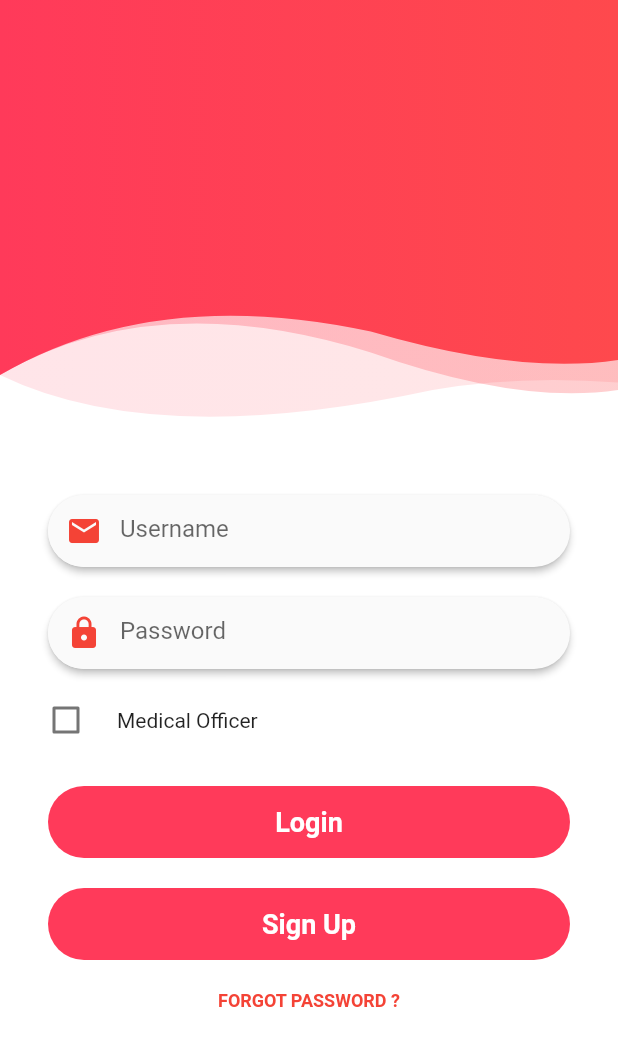
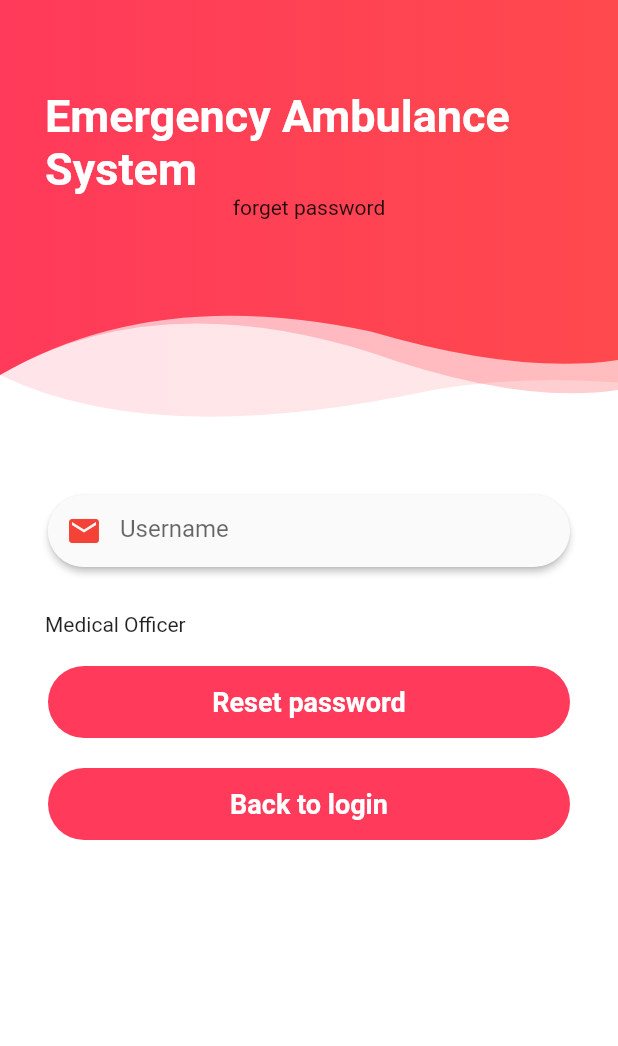
Before and after one commit to dulajdanu/sos-ambulance, a Flutter app: the screen it shows after launch, after a tap on "FORGOT PASSWORD ?", on a phone screen of 412 x 824 dp. Shown: the top 1046 px of the screen. Run offline on Flutter 3.47's test engine with Material 2 defaults, Android fonts, the phone set to English and light mode, and no system bars; our stand-ins replace cloud_firestore, firebase_auth, shared_preferences; accounts and stored records are empty.

Commit message:
forget password ui completed

```diff
--- a/lib/ui/LoginPage.dart
+++ b/lib/ui/LoginPage.dart
@@ -3,6 +3,7 @@
  * profile: https://github.com/sudeepthapa
   */
 import 'package:flutter/material.dart';
+import 'package:sos/ui/forgetPassword.dart';
 import '../authentication.dart';
 
 class LoginSevenPage extends StatefulWidget {
@@ -125,7 +126,7 @@ class _LoginSevenPageState extends State<LoginSevenPage> {
   Widget build(BuildContext context) {
     if (pressed == false) {
       return Scaffold(
-          resizeToAvoidBottomInset: false,
+          resizeToAvoidBottomInset: true,
           backgroundColor: Colors.white,
           body: Stack(
             children: <Widget>[
@@ -136,7 +137,7 @@ class _LoginSevenPageState extends State<LoginSevenPage> {
           ));
     } else {
       return Scaffold(
-        resizeToAvoidBottomInset: false,
+        resizeToAvoidBottomInset: true,
         backgroundColor: Colors.white,
         body: Stack(
           children: <Widget>[
@@ -230,13 +231,22 @@ class _LoginSevenPageState extends State<LoginSevenPage> {
                       SizedBox(
                         height: 20,
                       ),
-                      // Text(
-                      //   "Ebony Holdings",
-                      //   style: TextStyle(
-                      //       color: Colors.white,
-                      //       fontWeight: FontWeight.w700,
-                      //       fontSize: 30),
-                      // ),
+                      Padding(
+                        padding: const EdgeInsets.only(left: 30, right: 10),
+                        child: Text(
+                          "Emergency Ambulance System",
+                          style: TextStyle(
+                              color: Colors.white,
+                              fontWeight: FontWeight.w700,
+                              fontSize: 30),
+                        ),
+                      ),
+                      Center(
+                        child: Icon(
+                          Icons.local_hospital,
+                          size: 90,
+                        ),
+                      )
                     ],
                   ),
                   width: double.infinity,
@@ -385,10 +395,10 @@ class _LoginSevenPageState extends State<LoginSevenPage> {
           ),
           GestureDetector(
             onTap: () {
-              // Navigator.pushReplacement(
-              //   context,
-              //   MaterialPageRoute(builder: (context) => ForgetPassword()),
-              // );
+              Navigator.pushReplacement(
+                context,
+                MaterialPageRoute(builder: (context) => ForgetPass()),
+              );
             },
             child: Center(
               child: Text(
@@ -456,13 +466,22 @@ class _LoginSevenPageState extends State<LoginSevenPage> {
                       SizedBox(
                         height: 20,
                       ),
-                      // Text(
-                      //   "Ebony Holdings",
-                      //   style: TextStyle(
-                      //       color: Colors.white,
-                      //       fontWeight: FontWeight.w700,
-                      //       fontSize: 30),
-                      // ),
+                      Padding(
+                        padding: const EdgeInsets.only(left: 30, right: 10),
+                        child: Text(
+                          "Emergency Ambulance System",
+                          style: TextStyle(
+                              color: Colors.white,
+                              fontWeight: FontWeight.w700,
+                              fontSize: 30),
+                        ),
+                      ),
+                      Center(
+                        child: Icon(
+                          Icons.local_hospital,
+                          size: 90,
+                        ),
+                      )
                     ],
                   ),
                   width: double.infinity,
@@ -569,6 +588,21 @@ class _LoginSevenPageState extends State<LoginSevenPage> {
                         EdgeInsets.symmetric(horizontal: 25, vertical: 13)),
               ),
             ),
+          ),
+          SizedBox(
+            height: 20,
+          ),
+          Padding(
+            padding: EdgeInsets.symmetric(horizontal: 32),
+            child: Material(
+                color: Colors.redAccent,
+                elevation: 2.0,
+                borderRadius: BorderRadius.all(Radius.circular(30)),
+                child: FlatButton(
+                    onPressed: () {
+                      print('get location');
+                    },
+                    child: Text("Get your location"))),
           ),
           SizedBox(
             height: 10,
--- /dev/null
+++ b/lib/ui/forgetPassword.dart
@@ -0,0 +1,328 @@
+import 'package:flutter/material.dart';
+import 'package:sos/authentication.dart';
+import 'package:sos/root_page.dart';
+
+class ForgetPass extends StatefulWidget {
+  ForgetPass({Key key}) : super(key: key);
+
+  @override
+  _ForgetPassState createState() => _ForgetPassState();
+}
+
+class _ForgetPassState extends State<ForgetPass> {
+  final GlobalKey<FormState> _loginFormKeyValue = GlobalKey<FormState>();
+  bool _isLoading = false;
+  bool error = false;
+  String email;
+
+  @override
+  Widget build(BuildContext context) {
+    return Scaffold(
+        resizeToAvoidBottomInset: true,
+        backgroundColor: Colors.white,
+        body: Stack(
+          children: <Widget>[_showForm(), _showCircularProgress(), showError()],
+        ));
+  }
+
+  Widget showError() {
+    if (error) {
+      // final snackbar = SnackBar(
+      //   content: Text("Username or password is incorrect"),
+      // );
+      // Scaffold.of(context).showSnackBar(snackbar);
+      return Align(
+        alignment: Alignment.bottomCenter,
+        child: Padding(
+          padding: EdgeInsets.all(20),
+          child: Text(
+            "E mail or Password is Incorrect",
+            style: TextStyle(fontSize: 15, color: Colors.red),
+          ),
+        ),
+      );
+    }
+    return Container(
+      height: 0.0,
+      width: 0.0,
+    );
+  }
+
+  Widget _showCircularProgress() {
+    if (_isLoading) {
+      return Center(child: CircularProgressIndicator());
+    }
+    return Container(
+      height: 0.0,
+      width: 0.0,
+    );
+  }
+
+  Widget _showForm() {
+    return Form(
+      key: _loginFormKeyValue,
+      child: ListView(
+        children: <Widget>[
+          Stack(
+            children: <Widget>[
+              ClipPath(
+                clipper: WaveClipper2(),
+                child: Container(
+                  child: Column(),
+                  width: double.infinity,
+                  height: 300,
+                  decoration: BoxDecoration(
+                      gradient: LinearGradient(
+                          colors: [Color(0x22ff3a5a), Color(0x22fe494d)])),
+                ),
+              ),
+              ClipPath(
+                clipper: WaveClipper3(),
+                child: Container(
+                  child: Column(),
+                  width: double.infinity,
+                  height: 300,
+                  decoration: BoxDecoration(
+                      gradient: LinearGradient(
+                          colors: [Color(0x44ff3a5a), Color(0x44fe494d)])),
+                ),
+              ),
+              ClipPath(
+                clipper: WaveClipper1(),
+                child: Container(
+                  child: Column(
+                    children: <Widget>[
+                      SizedBox(
+                        height: 40,
+                      ),
+                      // Icon(
+                      //   Icons.branding_watermark,
+                      //   color: Colors.white,
+                      //   size: 60,
+                      // ),
+                      // Image(
+                      //   image: AssetImage('assets/images/logo.jpeg'),
+                      // ),
+                      SizedBox(
+                        height: 20,
+                      ),
+                      Padding(
+                        padding: const EdgeInsets.only(left: 30, right: 10),
+                        child: Text(
+                          "Emergency Ambulance System",
+                          style: TextStyle(
+                              color: Colors.white,
+                              fontWeight: FontWeight.w700,
+                              fontSize: 30),
+                        ),
+                      ),
+                      Center(child: Text('forget password')),
+                    ],
+                  ),
+                  width: double.infinity,
+                  height: 300,
+                  decoration: BoxDecoration(
+                      gradient: LinearGradient(
+                          colors: [Color(0xffff3a5a), Color(0xfffe494d)])),
+                ),
+              ),
+            ],
+          ),
+          SizedBox(
+            height: 30,
+          ),
+          Padding(
+            padding: EdgeInsets.symmetric(horizontal: 32),
+            child: Material(
+              elevation: 2.0,
+              borderRadius: BorderRadius.all(Radius.circular(30)),
+              child: TextFormField(
+                validator: (value) {
+                  if (value.isEmpty) {
+                    return "Email is required";
+                  }
+                },
+                onSaved: (val) => email = val.trim(),
+                cursorColor: Colors.deepOrange,
+                decoration: InputDecoration(
+                    hintText: "Username",
+                    prefixIcon: Material(
+                      elevation: 0,
+                      borderRadius: BorderRadius.all(Radius.circular(30)),
+                      child: Icon(
+                        Icons.email,
+                        color: Colors.red,
+                      ),
+                    ),
+                    border: InputBorder.none,
+                    contentPadding:
+                        EdgeInsets.symmetric(horizontal: 25, vertical: 13)),
+              ),
+            ),
+          ),
+          SizedBox(
+            height: 20,
+          ),
+          SizedBox(
+            height: 10,
+          ),
+          Row(
+            children: <Widget>[
+              SizedBox(
+                width: 20,
+              ),
+              // Checkbox(
+              //     // value: isAmb,
+              //     onChanged: (bool val) {
+              //       print(val);
+              //       setState(() {
+              //         // isAmb = val;
+              //       });
+              //     }),
+              SizedBox(
+                width: 10,
+              ),
+              Text("Medical Officer")
+            ],
+          ),
+          SizedBox(
+            height: 20,
+          ),
+          Padding(
+              padding: EdgeInsets.symmetric(horizontal: 32),
+              child: Container(
+                decoration: BoxDecoration(
+                    borderRadius: BorderRadius.all(Radius.circular(100)),
+                    color: Color(0xffff3a5a)),
+                child: FlatButton(
+                  child: Text(
+                    "Reset password",
+                    style: TextStyle(
+                        color: Colors.white,
+                        fontWeight: FontWeight.w700,
+                        fontSize: 18),
+                  ),
+                  onPressed: () {
+                    // login();
+                  },
+                ),
+              )),
+          SizedBox(
+            height: 20,
+          ),
+          Padding(
+              padding: EdgeInsets.symmetric(horizontal: 32),
+              child: Container(
+                decoration: BoxDecoration(
+                    borderRadius: BorderRadius.all(Radius.circular(100)),
+                    color: Color(0xffff3a5a)),
+                child: FlatButton(
+                  child: Text(
+                    "Back to login",
+                    style: TextStyle(
+                        color: Colors.white,
+                        fontWeight: FontWeight.w700,
+                        fontSize: 18),
+                  ),
+                  onPressed: () {
+                    Navigator.push(
+                        context,
+                        MaterialPageRoute(
+                            builder: (context) => RootPage(
+                                  auth: Auth(),
+                                )));
+                  },
+                ),
+              )),
+          SizedBox(
+            height: 20,
+          ),
+          SizedBox(
+            height: 40,
+          ),
+        ],
+      ),
+    );
+  }
+}
+
+class WaveClipper1 extends CustomClipper<Path> {
+  @override
+  Path getClip(Size size) {
+    final path = Path();
+    path.lineTo(0.0, size.height - 50);
+
+    var firstEndPoint = Offset(size.width * 0.6, size.height - 29 - 50);
+    var firstControlPoint = Offset(size.width * .25, size.height - 60 - 50);
+    path.quadraticBezierTo(firstControlPoint.dx, firstControlPoint.dy,
+        firstEndPoint.dx, firstEndPoint.dy);
+
+    var secondEndPoint = Offset(size.width, size.height - 60);
+    var secondControlPoint = Offset(size.width * 0.84, size.height - 50);
+    path.quadraticBezierTo(secondControlPoint.dx, secondControlPoint.dy,
+        secondEndPoint.dx, secondEndPoint.dy);
+    path.lineTo(size.width, size.height);
+    path.lineTo(size.width, 0);
+    path.close();
+    return path;
+  }
+
+  @override
+  bool shouldReclip(CustomClipper<Path> oldClipper) {
+    return false;
+  }
+}
+
+class WaveClipper3 extends CustomClipper<Path> {
+  @override
+  Path getClip(Size size) {
+    final path = Path();
+    path.lineTo(0.0, size.height - 50);
+
+    var firstEndPoint = Offset(size.width * 0.6, size.height - 15 - 50);
+    var firstControlPoint = Offset(size.width * .25, size.height - 60 - 50);
+    path.quadraticBezierTo(firstControlPoint.dx, firstControlPoint.dy,
+        firstEndPoint.dx, firstEndPoint.dy);
+
+    var secondEndPoint = Offset(size.width, size.height - 40);
+    var secondControlPoint = Offset(size.width * 0.84, size.height - 30);
+    path.quadraticBezierTo(secondControlPoint.dx, secondControlPoint.dy,
+        secondEndPoint.dx, secondEndPoint.dy);
+    path.lineTo(size.width, size.height);
+    path.lineTo(size.width, 0);
+    path.close();
+    return path;
+  }
+
+  @override
+  bool shouldReclip(CustomClipper<Path> oldClipper) {
+    return false;
+  }
+}
+
+class WaveClipper2 extends CustomClipper<Path> {
+  @override
+  Path getClip(Size size) {
+    final path = Path();
+    path.lineTo(0.0, size.height - 50);
+
+    var firstEndPoint = Offset(size.width * .7, size.height - 40);
+    var firstControlPoint = Offset(size.width * .25, size.height);
+    path.quadraticBezierTo(firstControlPoint.dx, firstControlPoint.dy,
+        firstEndPoint.dx, firstEndPoint.dy);
+
+    var secondEndPoint = Offset(size.width, size.height - 45);
+    var secondControlPoint = Offset(size.width * 0.84, size.height - 50);
+    path.quadraticBezierTo(secondControlPoint.dx, secondControlPoint.dy,
+        secondEndPoint.dx, secondEndPoint.dy);
+    path.lineTo(size.width, size.height);
+    path.lineTo(size.width, 0);
+    path.close();
+    return path;
+  }
+
+  @override
+  bool shouldReclip(CustomClipper<Path> oldClipper) {
+    return false;
+  }
+}
--- a/lib/ui/home.dart
+++ b/lib/ui/home.dart
@@ -36,6 +36,11 @@ class _HomeState extends State<Home> {
               title: Text("LOGOUT"),
               leading: Icon(Icons.exit_to_app),
               onTap: signout,
+            ),
+            ListTile(
+              title: Text("PROFILE"),
+              leading: Icon(Icons.supervised_user_circle),
+              onTap: signout,
             )
           ],
         ),
```
